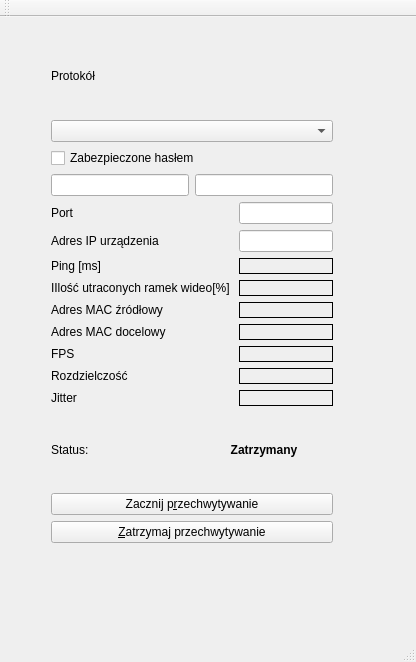
The window that mainwindow.ui (dejff/PD) describes before a commit, drawn with Qt 5.
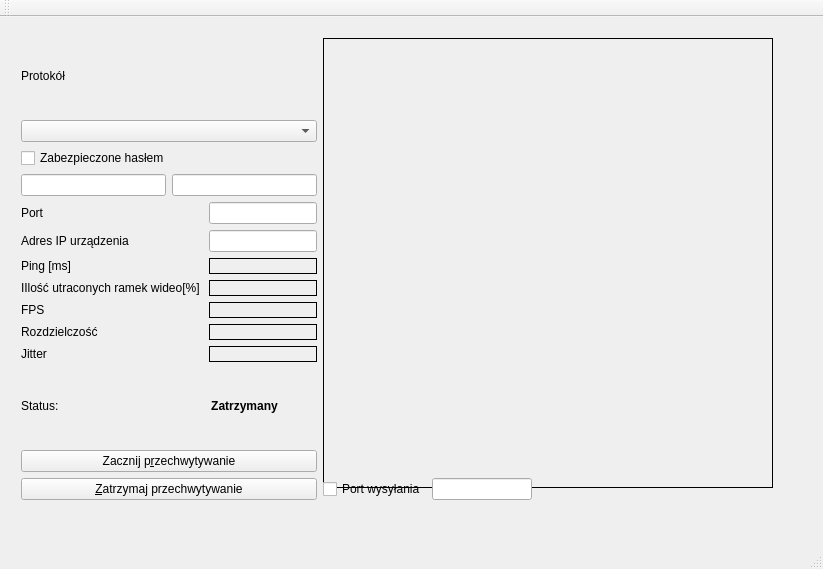
The same window after the commit.

What changed in the file:
```diff
--- a/mainwindow.ui
+++ b/mainwindow.ui
@@ -6,8 +6,8 @@
    <rect>
     <x>0</x>
     <y>0</y>
-    <width>416</width>
-    <height>662</height>
+    <width>823</width>
+    <height>569</height>
    </rect>
   </property>
   <property name="windowTitle">
@@ -17,12 +17,14 @@
    <widget class="QWidget" name="">
     <property name="geometry">
      <rect>
-      <x>40</x>
+      <x>10</x>
       <y>10</y>
-      <width>304</width>
-      <height>527</height>
+      <width>803</width>
+      <height>484</height>
      </rect>
     </property>
+    <layout class="QFormLayout" name="formLayout">
+     <item row="0" column="0">
     <layout class="QVBoxLayout" name="verticalLayout_2">
      <item>
       <widget class="QLabel" name="label_10">
@@ -57,7 +59,7 @@
      </item>
      <item>
       <layout class="QGridLayout" name="gridLayout">
-       <item row="9" column="0">
+         <item row="7" column="0">
         <widget class="QLabel" name="label_9">
          <property name="text">
           <string>Jitter</string>
@@ -78,7 +80,7 @@
          </property>
         </widget>
        </item>
-       <item row="9" column="1">
+         <item row="7" column="1">
         <widget class="QLabel" name="jitterLabel">
          <property name="styleSheet">
           <string notr="true">border: 1px solid</string>
@@ -109,23 +111,6 @@
         </widget>
        </item>
        <item row="5" column="0">
-        <widget class="QLabel" name="label_4">
-         <property name="text">
-          <string>Adres MAC źródłowy</string>
-         </property>
-        </widget>
-       </item>
-       <item row="6" column="1">
-        <widget class="QLabel" name="mac_dest">
-         <property name="styleSheet">
-          <string notr="true">border: 1px solid</string>
-         </property>
-         <property name="text">
-          <string/>
-         </property>
-        </widget>
-       </item>
-       <item row="7" column="0">
         <widget class="QLabel" name="label">
          <property name="text">
           <string>FPS</string>
@@ -133,23 +118,6 @@
         </widget>
        </item>
        <item row="5" column="1">
-        <widget class="QLabel" name="mac_src">
-         <property name="styleSheet">
-          <string notr="true">border: 1px solid</string>
-         </property>
-         <property name="text">
-          <string/>
-         </property>
-        </widget>
-       </item>
-       <item row="6" column="0">
-        <widget class="QLabel" name="label_7">
-         <property name="text">
-          <string>Adres MAC docelowy</string>
-         </property>
-        </widget>
-       </item>
-       <item row="7" column="1">
         <widget class="QLabel" name="fps_label">
          <property name="styleSheet">
           <string notr="true">border: 1px solid</string>
@@ -159,14 +127,14 @@
          </property>
         </widget>
        </item>
-       <item row="8" column="0">
+         <item row="6" column="0">
         <widget class="QLabel" name="label_2">
          <property name="text">
           <string>Rozdzielczość</string>
          </property>
         </widget>
        </item>
-       <item row="8" column="1">
+         <item row="6" column="1">
         <widget class="QLabel" name="resolutionLabel">
          <property name="styleSheet">
           <string notr="true">border: 1px solid</string>
@@ -248,6 +216,74 @@
       </layout>
      </item>
     </layout>
+     </item>
+     <item row="0" column="1">
+      <layout class="QVBoxLayout" name="verticalLayout_3">
+       <item>
+        <widget class="QLabel" name="videoLabel">
+         <property name="sizePolicy">
+          <sizepolicy hsizetype="Preferred" vsizetype="Preferred">
+           <horstretch>30</horstretch>
+           <verstretch>0</verstretch>
+          </sizepolicy>
+         </property>
+         <property name="minimumSize">
+          <size>
+           <width>450</width>
+           <height>450</height>
+          </size>
+         </property>
+         <property name="maximumSize">
+          <size>
+           <width>450</width>
+           <height>450</height>
+          </size>
+         </property>
+         <property name="styleSheet">
+          <string notr="true">border: 1px solid</string>
+         </property>
+         <property name="text">
+          <string/>
+         </property>
+        </widget>
+       </item>
+       <item>
+        <layout class="QHBoxLayout" name="horizontalLayout_3">
+         <item>
+          <widget class="QCheckBox" name="portCheckBox">
+           <property name="text">
+            <string>Port wysyłania</string>
+           </property>
+          </widget>
+         </item>
+         <item>
+          <widget class="QLineEdit" name="listenPort">
+           <property name="maximumSize">
+            <size>
+             <width>100</width>
+             <height>16777215</height>
+            </size>
+           </property>
+          </widget>
+         </item>
+         <item>
+          <spacer name="horizontalSpacer">
+           <property name="orientation">
+            <enum>Qt::Horizontal</enum>
+           </property>
+           <property name="sizeHint" stdset="0">
+            <size>
+             <width>40</width>
+             <height>20</height>
+            </size>
+           </property>
+          </spacer>
+         </item>
+        </layout>
+       </item>
+      </layout>
+     </item>
+    </layout>
    </widget>
   </widget>
   <widget class="QToolBar" name="mainToolBar">
```
Left out of the diff: 10 changed lines with no effect on the pictures. Lines whose indentation alone changed are shown as unchanged.
